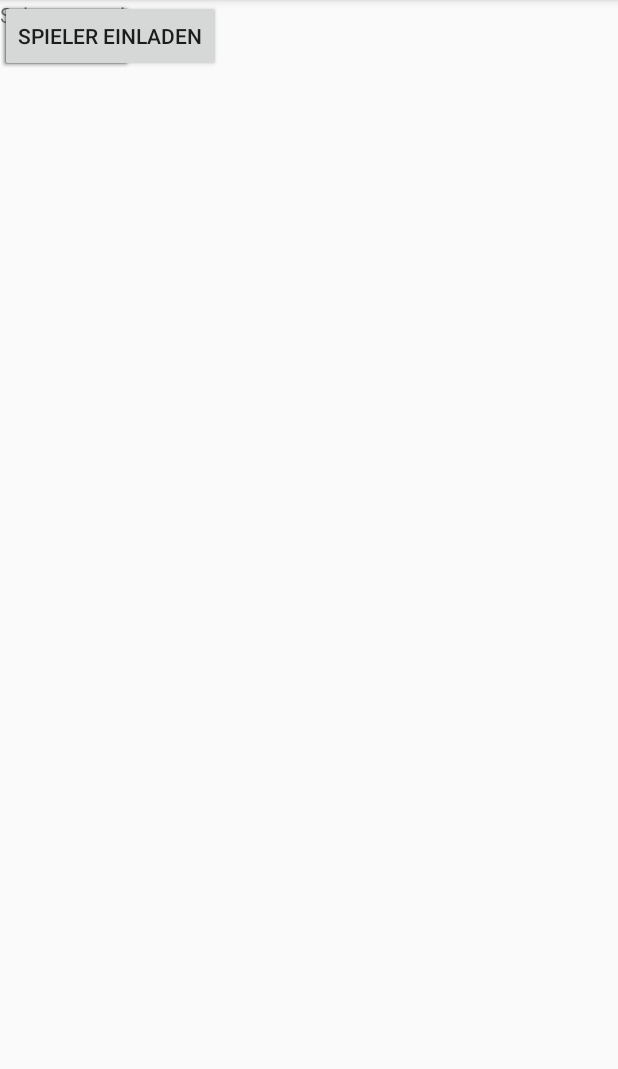
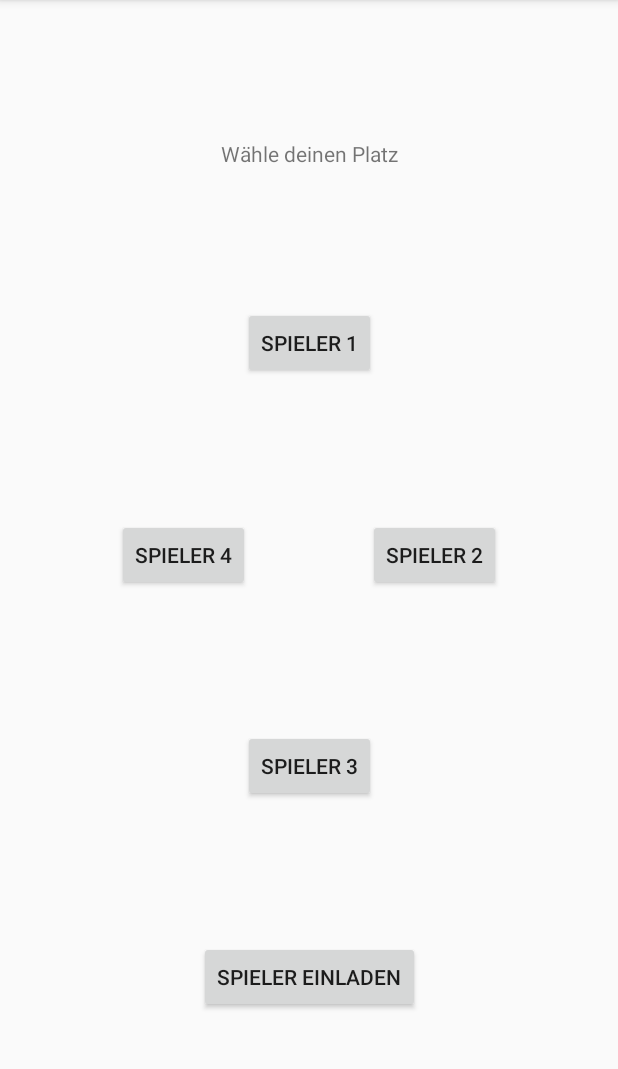
Before and after one commit to Goala/moco, an Android app: the LobbyActivity screen opened directly, with no data from a screen before it, on a phone screen of 412 x 824 dp, the part 84-1153 px from its top. Run offline under Robolectric (Android 15) with nearby library versions, the phone set to English and light mode, and no system bars.

Commit message:
Add constraints to lobby layout

```diff
--- a/app/src/main/java/topgrost/mocoquizer/MainActivity.java
+++ b/app/src/main/java/topgrost/mocoquizer/MainActivity.java
@@ -1,7 +1,7 @@
 package topgrost.mocoquizer;
 
+import android.content.Intent;
 import android.support.design.widget.CoordinatorLayout;
-import android.support.design.widget.Snackbar;
 import android.support.v7.app.AppCompatActivity;
 import android.os.Bundle;
 import android.view.View;
@@ -21,10 +21,18 @@ public class MainActivity extends AppCompatActivity {
         Button newGame = findViewById(R.id.btnNewGame);
         newGame.setOnClickListener(new View.OnClickListener() {
             @Override
-            public void onClick(View view) {
-                Snackbar snackbar = Snackbar
-                        .make(coordinatorLayout, "www.journaldev.com", Snackbar.LENGTH_LONG);
-                snackbar.show();
+            public void onClick(View v) {
+                Intent intent = new Intent(v.getContext(), LobbyActivity.class);
+                startActivity(intent);
+            }
+        });
+
+        Button loadGame = findViewById(R.id.btnLoadGame);
+        loadGame.setOnClickListener(new View.OnClickListener() {
+            @Override
+            public void onClick(View v) {
+                Intent intent = new Intent(getApplicationContext(), LobbyActivity.class);
+                startActivity(intent);
             }
         });
     }
--- a/app/src/main/res/layout/activity_lobby.xml
+++ b/app/src/main/res/layout/activity_lobby.xml
@@ -10,47 +10,78 @@
         android:id="@+id/player2"
         android:layout_width="wrap_content"
         android:layout_height="wrap_content"
+        android:layout_marginStart="8dp"
+        android:layout_marginEnd="8dp"
         android:text="@string/btPlayer2"
-        tools:layout_editor_absoluteX="280dp"
-        tools:layout_editor_absoluteY="253dp" />
+        app:layout_constraintBottom_toTopOf="@+id/player3"
+        app:layout_constraintEnd_toEndOf="parent"
+        app:layout_constraintHorizontal_bias="0.5"
+        app:layout_constraintStart_toEndOf="@+id/player4"
+        app:layout_constraintTop_toBottomOf="@+id/player1" />
 
     <Button
         android:id="@+id/player3"
         android:layout_width="wrap_content"
         android:layout_height="wrap_content"
+        android:layout_marginTop="8dp"
+        android:layout_marginBottom="8dp"
         android:text="@string/btPlayer3"
-        tools:layout_editor_absoluteX="148dp"
-        tools:layout_editor_absoluteY="379dp" />
+        app:layout_constraintBottom_toTopOf="@+id/btnLoadGame"
+        app:layout_constraintEnd_toEndOf="parent"
+        app:layout_constraintHorizontal_bias="0.5"
+        app:layout_constraintStart_toStartOf="parent"
+        app:layout_constraintTop_toBottomOf="@+id/player2" />
 
     <Button
         android:id="@+id/player4"
         android:layout_width="wrap_content"
         android:layout_height="wrap_content"
+        android:layout_marginStart="8dp"
         android:text="@string/btPlayer4"
-        tools:layout_editor_absoluteX="16dp"
-        tools:layout_editor_absoluteY="253dp" />
+        app:layout_constraintBottom_toTopOf="@+id/player3"
+        app:layout_constraintEnd_toStartOf="@+id/player2"
+        app:layout_constraintHorizontal_bias="0.5"
+        app:layout_constraintStart_toStartOf="parent"
+        app:layout_constraintTop_toBottomOf="@+id/player1" />
 
     <TextView
-        android:id="@+id/textView"
+        android:id="@+id/lobby_headline"
         android:layout_width="wrap_content"
         android:layout_height="wrap_content"
-        android:text="Select your place"
-        tools:layout_editor_absoluteX="138dp"
-        tools:layout_editor_absoluteY="60dp" />
+        android:layout_marginTop="8dp"
+        android:layout_marginBottom="8dp"
+        android:text="@string/lobby_headline"
+        app:layout_constraintBottom_toTopOf="@+id/player1"
+        app:layout_constraintEnd_toEndOf="parent"
+        app:layout_constraintHorizontal_bias="0.5"
+        app:layout_constraintStart_toStartOf="parent"
+        app:layout_constraintTop_toTopOf="parent" />
 
     <Button
         android:id="@+id/player1"
         android:layout_width="wrap_content"
         android:layout_height="wrap_content"
+        android:layout_marginStart="8dp"
+        android:layout_marginEnd="8dp"
+        android:layout_marginBottom="8dp"
         android:text="@string/btPlayer1"
-        tools:layout_editor_absoluteX="148dp"
-        tools:layout_editor_absoluteY="144dp" />
+        app:layout_constraintBottom_toTopOf="@+id/player2"
+        app:layout_constraintEnd_toEndOf="parent"
+        app:layout_constraintHorizontal_bias="0.5"
+        app:layout_constraintStart_toStartOf="parent"
+        app:layout_constraintTop_toBottomOf="@+id/lobby_headline" />
 
     <Button
         android:id="@+id/btnLoadGame"
         android:layout_width="wrap_content"
         android:layout_height="wrap_content"
+        android:layout_marginStart="8dp"
+        android:layout_marginEnd="8dp"
+        android:layout_marginBottom="8dp"
         android:text="@string/btInvitation"
-        tools:layout_editor_absoluteX="110dp"
-        tools:layout_editor_absoluteY="447dp" />
+        app:layout_constraintBottom_toBottomOf="parent"
+        app:layout_constraintEnd_toEndOf="parent"
+        app:layout_constraintHorizontal_bias="0.5"
+        app:layout_constraintStart_toStartOf="parent"
+        app:layout_constraintTop_toBottomOf="@+id/player3" />
 </android.support.constraint.ConstraintLayout>
--- a/app/src/main/res/layout/activity_main.xml
+++ b/app/src/main/res/layout/activity_main.xml
@@ -39,7 +39,6 @@
             android:layout_marginStart="64dp"
             android:layout_marginEnd="64dp"
             android:layout_marginBottom="32dp"
-            android:background="@drawable/roundedbutton"
             android:text="@string/btNewButton"
             app:layout_constraintBottom_toTopOf="@+id/btnLoadGame"
             app:layout_constraintEnd_toEndOf="parent"
@@ -53,7 +52,6 @@
             android:layout_marginStart="64dp"
             android:layout_marginEnd="64dp"
             android:layout_marginBottom="32dp"
-            android:background="@drawable/roundedbutton"
             android:text="@string/btLoadGame"
             app:layout_constraintBottom_toTopOf="@+id/btnSearchGame"
             app:layout_constraintEnd_toEndOf="parent"
@@ -68,7 +66,6 @@
             android:layout_marginStart="64dp"
             android:layout_marginEnd="64dp"
             android:layout_marginBottom="32dp"
-            android:background="@drawable/roundedbutton"
             android:text="@string/btSearchGame"
             app:layout_constraintBottom_toBottomOf="parent"
             app:layout_constraintEnd_toEndOf="parent"
--- a/app/src/main/res/values/strings.xml
+++ b/app/src/main/res/values/strings.xml
@@ -10,8 +10,9 @@
     <string name="btPlayer4">Spieler 4</string>
     <string name="btInvitation">Spieler einladen</string>
     <string name="tvLogin">Login</string>
-    <string name="btCreateAcc">Create Account</string>
+    <string name="btCreateAcc">Account erstellen</string>
     <string name="auth_failed">Authentifizierung fehlgeschlagen!</string>
     <string name="emailpassword_status_fmt">Email User: %1$s (verified: %2$b)</string>
     <string name="firebase_status_fmt">Firebase User: %s</string>
+    <string name="lobby_headline">Wähle deinen Platz</string>
 </resources>
```
